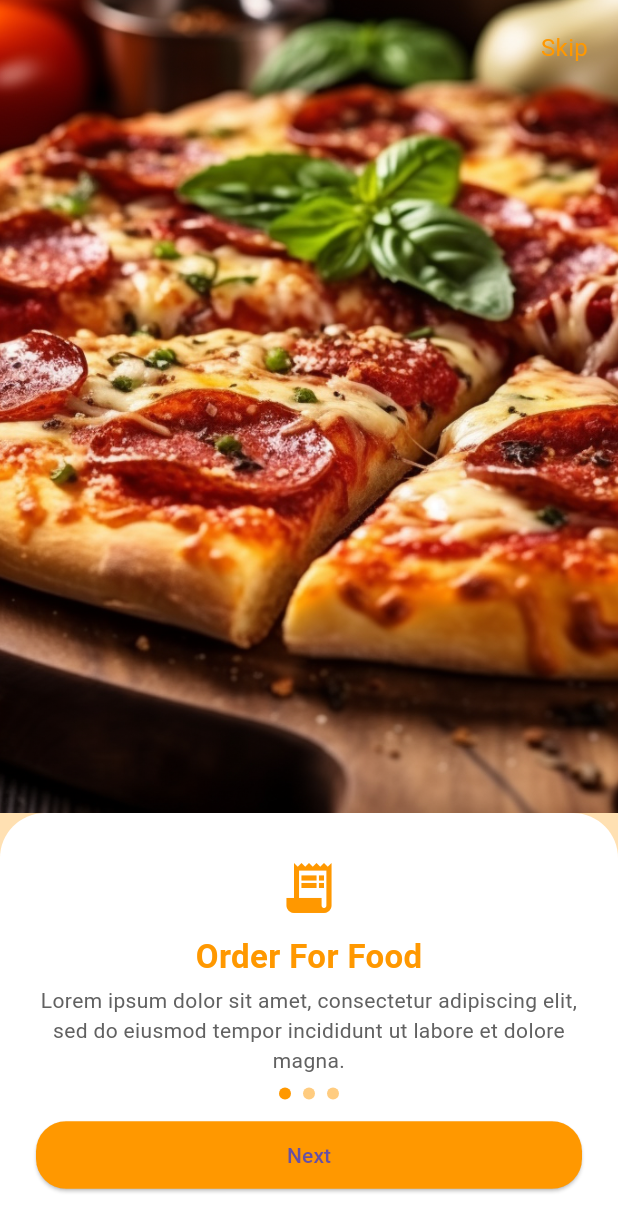
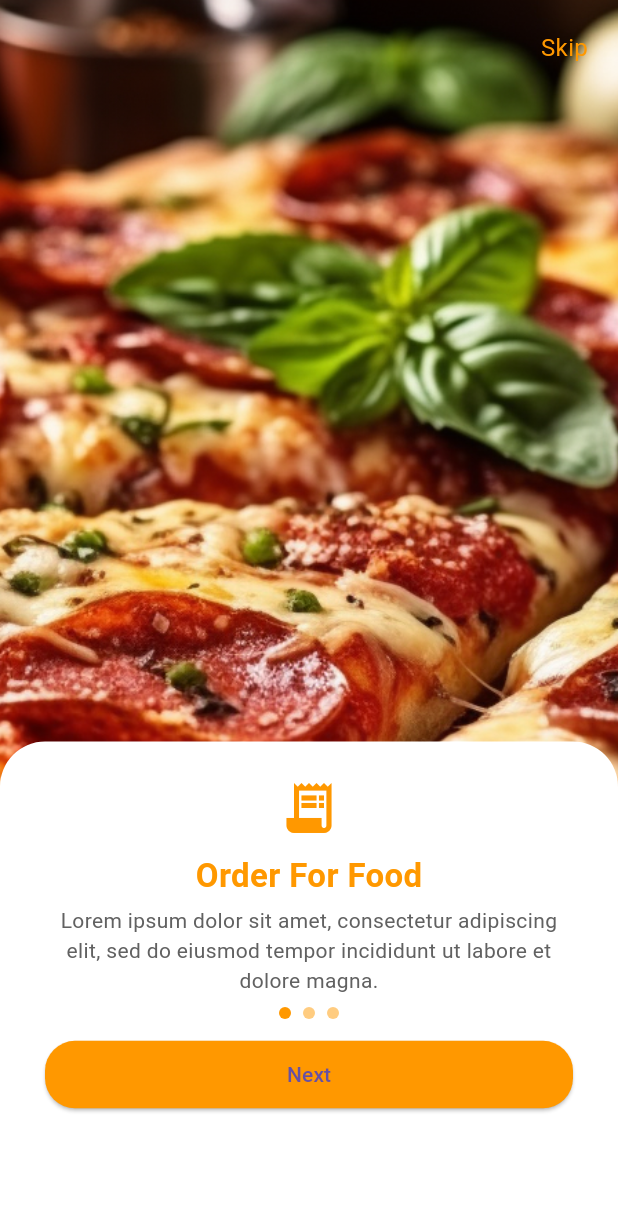
Before and after one commit to Emad-Ayad/yumquick, a Flutter app: the screen it shows after launch, on a phone screen of 412 x 824 dp. Shown: the top 1232 px of the screen. Run offline on Flutter 3.47's test engine with Material 3 defaults, Android fonts, the phone set to English and light mode, and no system bars; drawn by our look-alikes of smooth_page_indicator; our stand-ins replace flutter_svg.

Commit message:
fix container floating effect

```diff
--- a/lib/features/on_boarding/presentaion/view/widgets/on_boarding_view_body.dart
+++ b/lib/features/on_boarding/presentaion/view/widgets/on_boarding_view_body.dart
@@ -46,6 +46,9 @@ class _OnboardingScreenState extends State<OnBoardingViewBody> {
 
   @override
   Widget build(BuildContext context) {
+    final height=MediaQuery.sizeOf(context).height;
+    final width=MediaQuery.sizeOf(context).width;
+
     return Scaffold(
       backgroundColor: Colors.orange[100],
       body: SafeArea(
@@ -57,18 +60,22 @@ class _OnboardingScreenState extends State<OnBoardingViewBody> {
               itemCount: onboardingData.length,
               itemBuilder: (context, index) {
                 final data = onboardingData[index];
-                return Column(
+                return Stack(
                   children: [
-                    Expanded(
-                      child: Image.asset(
+                    Image.asset(
                       data["image"]!,
                       fit: BoxFit.cover,
-                        width: double.infinity,
+                      width: width,
+                      height: height,
                     ),
-                    ),
-                    Container(
+                    Positioned(
+                      bottom: 0,
+                      left: 0,
+                      right: 0,
+                      child: Container(
+                        height: height*0.4,
                         padding:
-                          EdgeInsets.symmetric(horizontal: 24, vertical: 30),
+                            EdgeInsets.only(top: 24, right: 30,left: 30),
                         decoration: BoxDecoration(
                           color: Colors.white,
                           borderRadius:
@@ -121,7 +128,8 @@ class _OnboardingScreenState extends State<OnBoardingViewBody> {
                             )
                           ],
                         ),
-                    )
+                      ),
+                    ),
                   ],
                 );
               },
```
Lines whose indentation alone changed are shown as unchanged.
